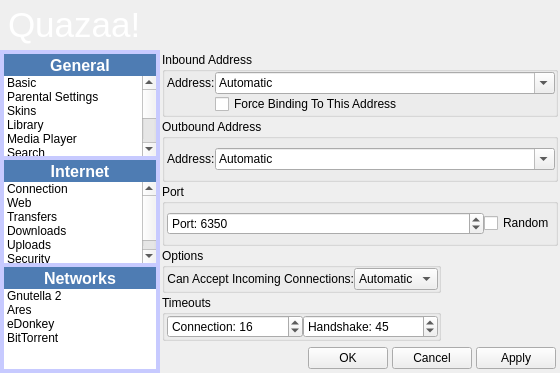
First picture: the form in UI/dialogsettings.ui, repository c3c/quazaa, before the edit.
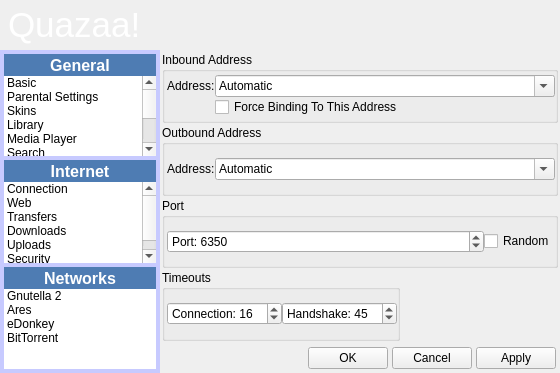
Second picture: the form after the edit. The open tabs and pages were chosen to show the change. Icons and pictures are not drawn.

What changed in the file:
```diff
--- a/UI/dialogsettings.ui
+++ b/UI/dialogsettings.ui
@@ -2739,72 +2739,6 @@
        <item row="4" column="0">
         <layout class="QGridLayout" name="gridLayoutConnection">
          <item row="0" column="0">
-          <widget class="QGroupBox" name="groupBoxConnectionOptions">
-           <property name="maximumSize">
-            <size>
-             <width>16777215</width>
-             <height>16777215</height>
-            </size>
-           </property>
-           <property name="title">
-            <string>Options</string>
-           </property>
-           <layout class="QGridLayout" name="gridLayout_51">
-            <property name="leftMargin">
-             <number>2</number>
-            </property>
-            <property name="topMargin">
-             <number>0</number>
-            </property>
-            <property name="rightMargin">
-             <number>0</number>
-            </property>
-            <property name="bottomMargin">
-             <number>0</number>
-            </property>
-            <property name="spacing">
-             <number>0</number>
-            </property>
-            <item row="0" column="0">
-             <layout class="QGridLayout" name="gridLayoutConnectionOptions">
-              <item row="0" column="0">
-               <widget class="QLabel" name="labelAcceptIncoming">
-                <property name="text">
-                 <string>Can Accept Incoming Connections:</string>
-                </property>
-                <property name="alignment">
-                 <set>Qt::AlignRight|Qt::AlignTrailing|Qt::AlignVCenter</set>
-                </property>
-                <property name="buddy">
-                 <cstring>comboBoxAcceptIncoming</cstring>
-                </property>
-               </widget>
-              </item>
-              <item row="0" column="1">
-               <widget class="QComboBox" name="comboBoxAcceptIncoming">
-                <item>
-                 <property name="text">
-                  <string>Automatic</string>
-                 </property>
-                </item>
-                <item>
-                 <property name="text">
-                  <string>No</string>
-                 </property>
-                </item>
-                <item>
-                 <property name="text">
-                  <string>Yes</string>
-                 </property>
-                </item>
-               </widget>
-              </item>
-             </layout>
-            </item>
-           </layout>
-          </widget>
-         </item>
-         <item row="1" column="0">
           <widget class="QGroupBox" name="groupBoxConnectionTimeouts">
            <property name="title">
             <string>Timeouts</string>
@@ -2864,7 +2798,7 @@
            </layout>
           </widget>
          </item>
-         <item row="1" column="1">
+         <item row="0" column="1">
           <spacer name="horizontalSpacerTimeouts">
            <property name="orientation">
             <enum>Qt::Horizontal</enum>
```
Left out of the diff: 4 changed lines with no effect on the pictures.
